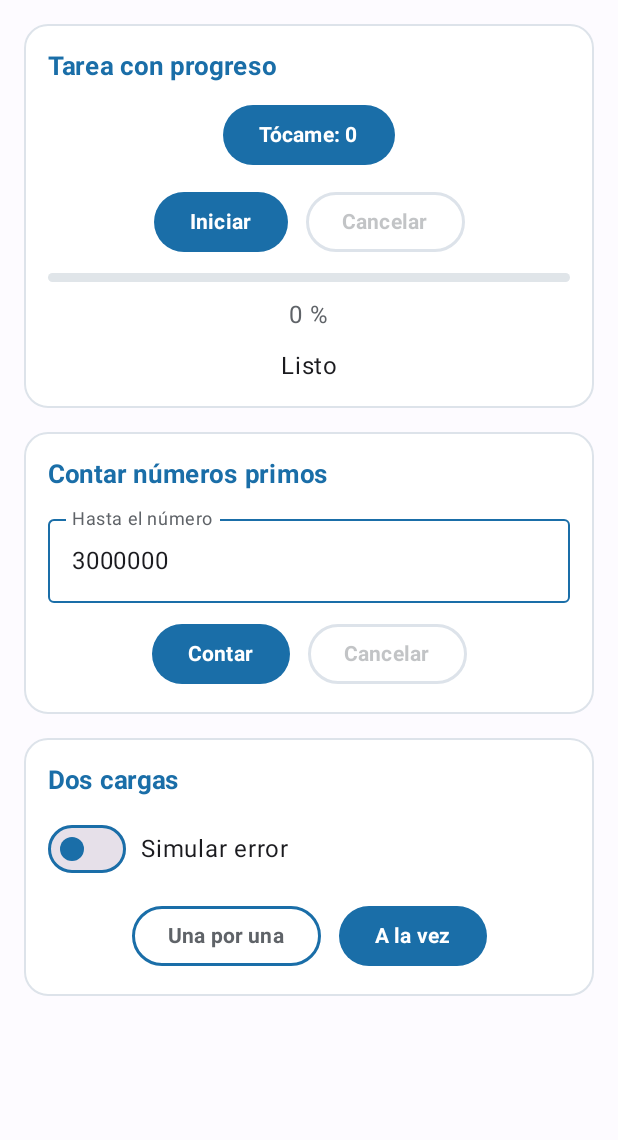
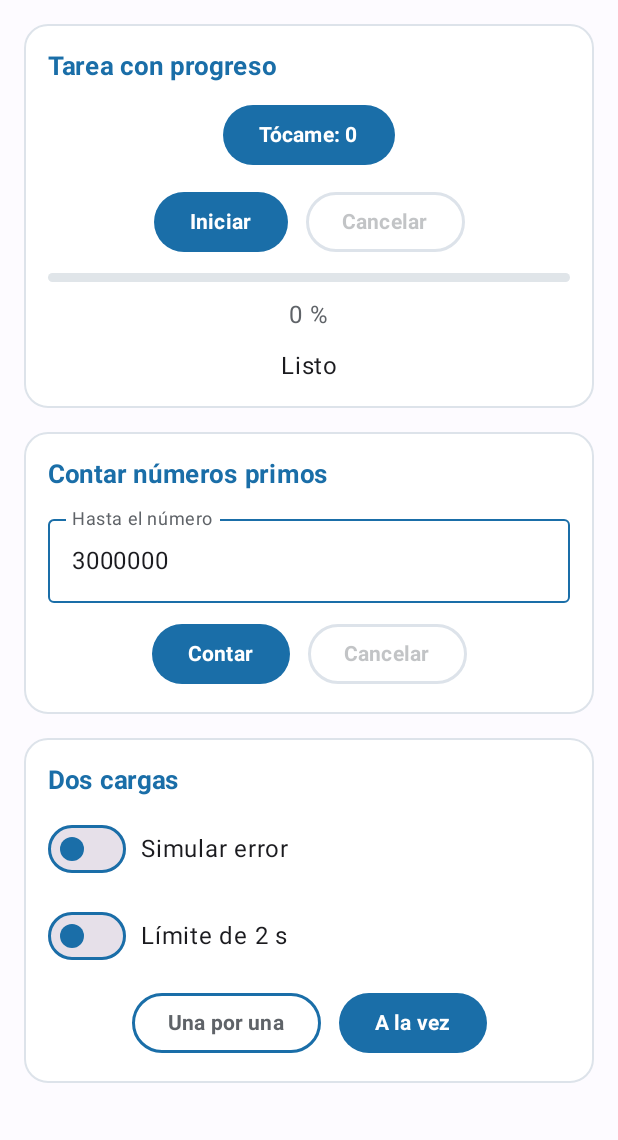
Before and after one commit to jordanabad797-pixel/CentroTareas, an Android app built with Jetpack Compose: the screen it shows after launch (MainActivity), on a phone screen of 412 x 824 dp, the part 96-1236 px from its top. Run offline under Robolectric (Android 15) with nearby library versions, the phone set to English and light mode, and no system bars.

Commit message:
feat(mejora): agrega tiempo maximo de 2 s con withTimeout en las cargas

```diff
--- a/app/src/main/java/com/tecsup/centrotareas/ui/PantallaTareas.kt
+++ b/app/src/main/java/com/tecsup/centrotareas/ui/PantallaTareas.kt
@@ -181,19 +181,11 @@ private fun TarjetaPrimos(vm: TareasViewModel) {
 private fun TarjetaCargas(vm: TareasViewModel) {
     val carga by vm.carga.collectAsState()
     val simularError by vm.simularError.collectAsState()
+    val limiteTiempo by vm.limiteTiempo.collectAsState()
     val cargando = carga is CargaUi.Cargando
     Tarjeta(titulo = "Dos cargas") {
-        Row(
-            modifier = Modifier.fillMaxWidth(),
-            verticalAlignment = Alignment.CenterVertically,
-            horizontalArrangement = Arrangement.spacedBy(10.dp)
-        ) {
-            Switch(
-                checked = simularError,
-                onCheckedChange = { vm.cambiarSimularError(it) }
-            )
-            Text(text = "Simular error", color = MaterialTheme.colorScheme.onSurface)
-        }
+        FilaInterruptor(texto = "Simular error", activo = simularError) { vm.cambiarSimularError(it) }
+        FilaInterruptor(texto = "Límite de 2 s", activo = limiteTiempo) { vm.cambiarLimiteTiempo(it) }
         Row(horizontalArrangement = Arrangement.spacedBy(12.dp)) {
             BotonContorno(texto = "Una por una", habilitado = !cargando) { vm.cargarUnaPorUna() }
             Button(onClick = { vm.cargarALaVez() }, enabled = !cargando) {
@@ -279,3 +271,15 @@ private fun BotonContorno(texto: String, habilitado: Boolean, alPulsar: () -> Un
         Text(texto, fontWeight = FontWeight.Bold)
     }
 }
+
+@Composable
+private fun FilaInterruptor(texto: String, activo: Boolean, alCambiar: (Boolean) -> Unit) {
+    Row(
+        modifier = Modifier.fillMaxWidth(),
+        verticalAlignment = Alignment.CenterVertically,
+        horizontalArrangement = Arrangement.spacedBy(10.dp)
+    ) {
+        Switch(checked = activo, onCheckedChange = alCambiar)
+        Text(text = texto, color = MaterialTheme.colorScheme.onSurface)
+    }
+}
```
Also changed, not shown: app/src/main/java/com/tecsup/centrotareas/viewmodel/TareasViewModel.kt (+27 -6 lines).
